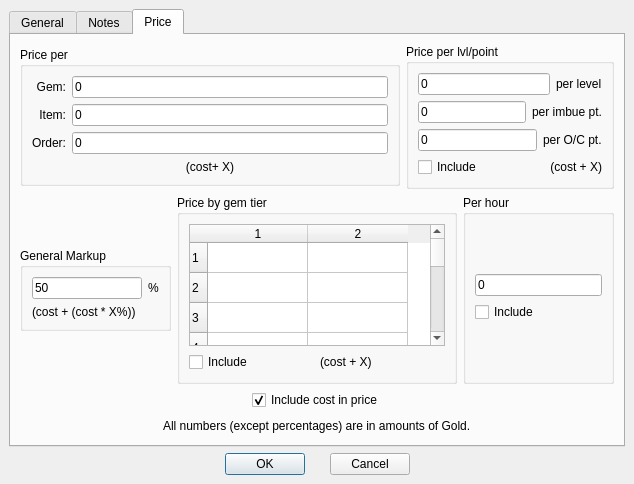
Above: Options.ui from tomkins/spellcraftcalc before the change. Below: the same form after it.
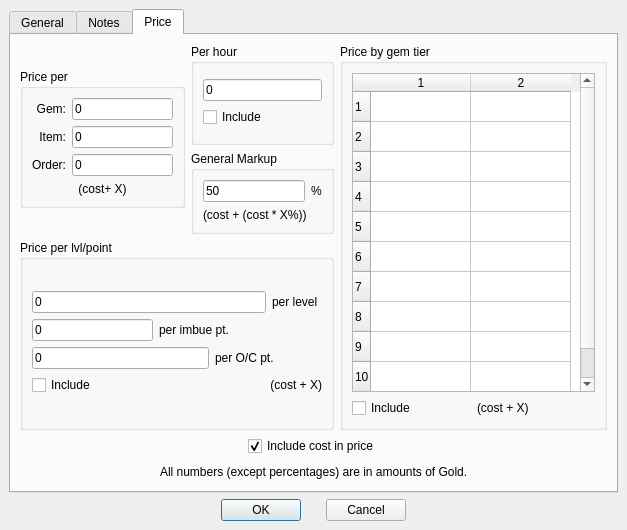
That is the form after the change.

```diff
--- a/Options.ui
+++ b/Options.ui
@@ -5,14 +5,14 @@
    <rect>
     <x>0</x>
     <y>0</y>
-    <width>634</width>
-    <height>484</height>
+    <width>627</width>
+    <height>530</height>
    </rect>
   </property>
   <property name="windowTitle" >
    <string>Options</string>
   </property>
-  <layout class="QHBoxLayout" >
+  <layout class="QVBoxLayout" >
    <property name="margin" >
     <number>9</number>
    </property>
@@ -234,6 +234,22 @@
               <number>6</number>
              </property>
              <item>
+              <layout class="QVBoxLayout" >
+               <property name="margin" >
+                <number>0</number>
+               </property>
+               <property name="spacing" >
+                <number>6</number>
+               </property>
+               <item>
+                <layout class="QHBoxLayout" >
+                 <property name="margin" >
+                  <number>0</number>
+                 </property>
+                 <property name="spacing" >
+                  <number>6</number>
+                 </property>
+                 <item>
               <widget class="QGroupBox" name="GroupBox1" >
                <property name="sizePolicy" >
                 <sizepolicy>
@@ -246,7 +262,7 @@
                <property name="title" >
                 <string>Price per</string>
                </property>
-               <layout class="QVBoxLayout" >
+                   <layout class="QHBoxLayout" >
                 <property name="margin" >
                  <number>9</number>
                 </property>
@@ -338,6 +354,121 @@
               </widget>
              </item>
              <item>
+                  <layout class="QVBoxLayout" >
+                   <property name="margin" >
+                    <number>0</number>
+                   </property>
+                   <property name="spacing" >
+                    <number>6</number>
+                   </property>
+                   <item>
+                    <widget class="QGroupBox" name="GroupBox6" >
+                     <property name="title" >
+                      <string>Per hour</string>
+                     </property>
+                     <layout class="QVBoxLayout" >
+                      <property name="margin" >
+                       <number>9</number>
+                      </property>
+                      <property name="spacing" >
+                       <number>6</number>
+                      </property>
+                      <item>
+                       <layout class="QVBoxLayout" >
+                        <property name="margin" >
+                         <number>0</number>
+                        </property>
+                        <property name="spacing" >
+                         <number>6</number>
+                        </property>
+                        <item>
+                         <widget class="QLineEdit" name="HourPrice" >
+                          <property name="text" >
+                           <string>0</string>
+                          </property>
+                         </widget>
+                        </item>
+                        <item>
+                         <widget class="QCheckBox" name="HourInclude" >
+                          <property name="text" >
+                           <string>Include</string>
+                          </property>
+                         </widget>
+                        </item>
+                       </layout>
+                      </item>
+                     </layout>
+                    </widget>
+                   </item>
+                   <item>
+                    <widget class="QGroupBox" name="GroupBox4" >
+                     <property name="sizePolicy" >
+                      <sizepolicy>
+                       <hsizetype>5</hsizetype>
+                       <vsizetype>4</vsizetype>
+                       <horstretch>0</horstretch>
+                       <verstretch>0</verstretch>
+                      </sizepolicy>
+                     </property>
+                     <property name="title" >
+                      <string>General Markup</string>
+                     </property>
+                     <layout class="QVBoxLayout" >
+                      <property name="margin" >
+                       <number>9</number>
+                      </property>
+                      <property name="spacing" >
+                       <number>6</number>
+                      </property>
+                      <item>
+                       <layout class="QVBoxLayout" >
+                        <property name="margin" >
+                         <number>0</number>
+                        </property>
+                        <property name="spacing" >
+                         <number>6</number>
+                        </property>
+                        <item>
+                         <layout class="QHBoxLayout" >
+                          <property name="margin" >
+                           <number>0</number>
+                          </property>
+                          <property name="spacing" >
+                           <number>6</number>
+                          </property>
+                          <item>
+                           <widget class="QLineEdit" name="GenMarkup" >
+                            <property name="text" >
+                             <string>50</string>
+                            </property>
+                           </widget>
+                          </item>
+                          <item>
+                           <widget class="QLabel" name="TextLabel11" >
+                            <property name="text" >
+                             <string>%</string>
+                            </property>
+                           </widget>
+                          </item>
+                         </layout>
+                        </item>
+                        <item>
+                         <widget class="QLabel" name="TextLabel12" >
+                          <property name="text" >
+                           <string>(cost + (cost * X%))</string>
+                          </property>
+                         </widget>
+                        </item>
+                       </layout>
+                      </item>
+                     </layout>
+                    </widget>
+                   </item>
+                  </layout>
+                 </item>
+                </layout>
+               </item>
+               <item>
               <widget class="QGroupBox" name="GroupBox3" >
                <property name="title" >
                 <string>Price per lvl/point</string>
@@ -371,16 +502,6 @@
                     </property>
                    </widget>
                   </item>
-                  <item row="3" column="1" colspan="4" >
-                   <widget class="QLabel" name="TextLabel10" >
-                    <property name="text" >
-                     <string>(cost + X)</string>
-                    </property>
-                    <property name="alignment" >
-                     <set>Qt::AlignRight|Qt::AlignTrailing|Qt::AlignVCenter</set>
-                    </property>
-                   </widget>
-                  </item>
                   <item row="2" column="3" colspan="2" >
                    <widget class="QLabel" name="TextLabel9" >
                     <property name="text" >
@@ -416,84 +537,22 @@
                     </property>
                    </widget>
                   </item>
-                 </layout>
-                </item>
-               </layout>
-              </widget>
-             </item>
-            </layout>
-           </item>
-           <item>
-            <layout class="QHBoxLayout" >
-             <property name="margin" >
-              <number>0</number>
-             </property>
-             <property name="spacing" >
-              <number>6</number>
-             </property>
-             <item>
-              <widget class="QGroupBox" name="GroupBox4" >
-               <property name="sizePolicy" >
-                <sizepolicy>
-                 <hsizetype>5</hsizetype>
-                 <vsizetype>4</vsizetype>
-                 <horstretch>0</horstretch>
-                 <verstretch>0</verstretch>
-                </sizepolicy>
-               </property>
-               <property name="title" >
-                <string>General Markup</string>
-               </property>
-               <layout class="QVBoxLayout" >
-                <property name="margin" >
-                 <number>9</number>
-                </property>
-                <property name="spacing" >
-                 <number>6</number>
-                </property>
-                <item>
-                 <layout class="QVBoxLayout" >
-                  <property name="margin" >
-                   <number>0</number>
-                  </property>
-                  <property name="spacing" >
-                   <number>6</number>
-                  </property>
-                  <item>
-                   <layout class="QHBoxLayout" >
-                    <property name="margin" >
-                     <number>0</number>
-                    </property>
-                    <property name="spacing" >
-                     <number>6</number>
-                    </property>
-                    <item>
-                     <widget class="QLineEdit" name="GenMarkup" >
+                    <item row="3" column="2" colspan="3" >
+                     <widget class="QLabel" name="TextLabel10" >
                       <property name="text" >
-                       <string>50</string>
+                       <string>(cost + X)</string>
                       </property>
-                     </widget>
-                    </item>
-                    <item>
-                     <widget class="QLabel" name="TextLabel11" >
-                      <property name="text" >
-                       <string>%</string>
+                      <property name="alignment" >
+                       <set>Qt::AlignRight|Qt::AlignTrailing|Qt::AlignVCenter</set>
                       </property>
                      </widget>
                     </item>
                    </layout>
                   </item>
-                  <item>
-                   <widget class="QLabel" name="TextLabel12" >
-                    <property name="text" >
-                     <string>(cost + (cost * X%))</string>
-                    </property>
+                 </layout>
                    </widget>
                   </item>
                  </layout>
-                </item>
-               </layout>
-              </widget>
              </item>
              <item>
               <widget class="QGroupBox" name="GroupBox5" >
@@ -566,45 +625,6 @@
                </layout>
               </widget>
              </item>
-             <item>
-              <widget class="QGroupBox" name="GroupBox6" >
-               <property name="title" >
-                <string>Per hour</string>
-               </property>
-               <layout class="QVBoxLayout" >
-                <property name="margin" >
-                 <number>9</number>
-                </property>
-                <property name="spacing" >
-                 <number>6</number>
-                </property>
-                <item>
-                 <layout class="QVBoxLayout" >
-                  <property name="margin" >
-                   <number>0</number>
-                  </property>
-                  <property name="spacing" >
-                   <number>6</number>
-                  </property>
-                  <item>
-                   <widget class="QLineEdit" name="HourPrice" >
-                    <property name="text" >
-                     <string>0</string>
-                    </property>
-                   </widget>
-                  </item>
-                  <item>
-                   <widget class="QCheckBox" name="HourInclude" >
-                    <property name="text" >
-                     <string>Include</string>
-                    </property>
-                   </widget>
-                  </item>
-                 </layout>
-                </item>
-               </layout>
-              </widget>
-             </item>
             </layout>
            </item>
            <item>
```
Lines whose indentation alone changed are shown as unchanged.
